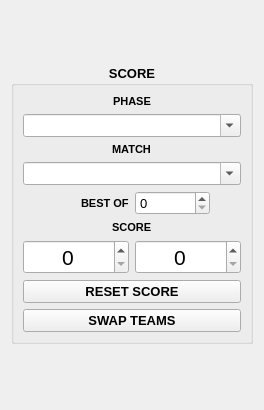
Above: src/layout/TSHScoreboardScore.ui from joaorb64/TournamentStreamHelper before the change. Below: the same form after it.
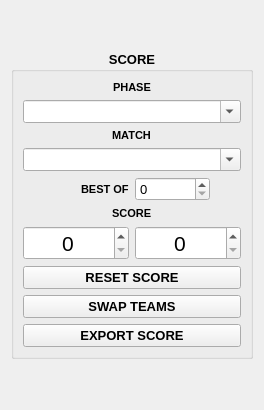
That is the form after the change.

Commit message: Add export scores feature

```diff
--- a/src/layout/TSHScoreboardScore.ui
+++ b/src/layout/TSHScoreboardScore.ui
@@ -216,6 +216,13 @@
         </property>
        </widget>
       </item>
+      <item>
+       <widget class="QPushButton" name="btExportScore">
+        <property name="text">
+         <string>EXPORT SCORE</string>
+        </property>
+       </widget>
+      </item>
      </layout>
     </widget>
    </item>
```
The commit also changes 3 other files.
